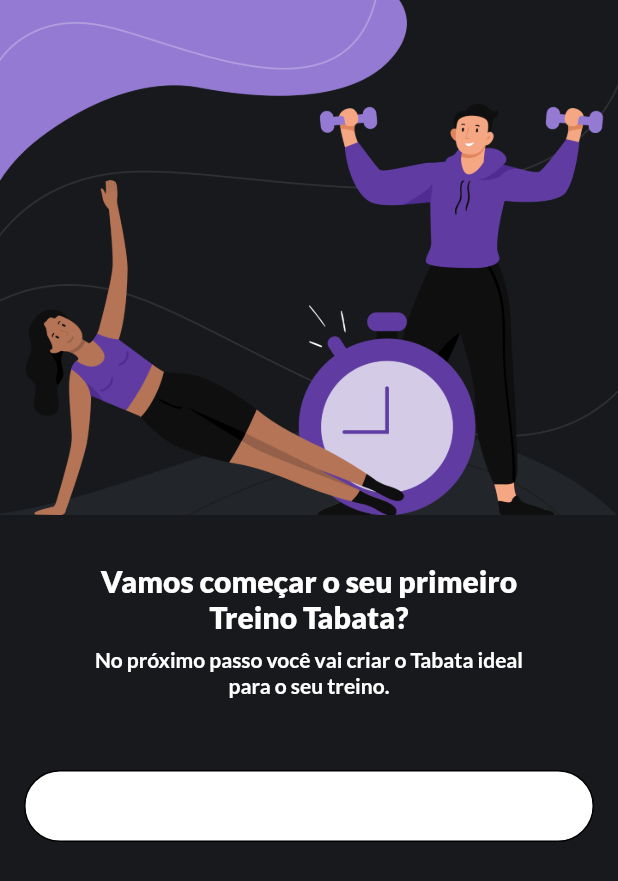
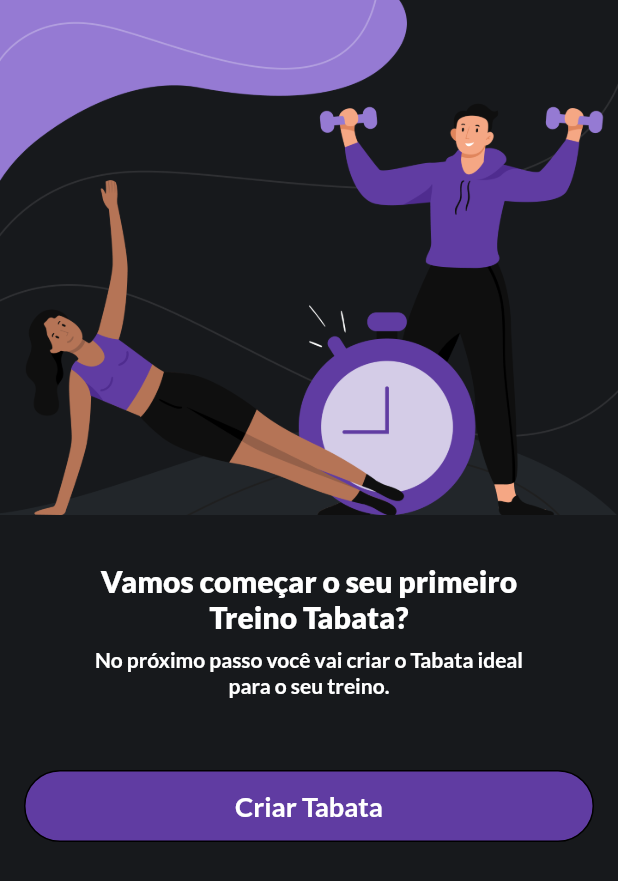
Before and after one commit to paulowalravendev/darth_vaders_tabata, a Flutter app: the screen it shows after launch, on a phone screen of 412 x 824 dp. Shown: the top 881 px of the screen. Run offline on Flutter 3.47's test engine with Material 2 defaults, Android fonts, the phone set to English and light mode, and no system bars; our stand-ins replace get, google_fonts, lottie.

Commit message:
fix color in default button widget

```diff
--- a/lib/app/widgets/default_button_widget.dart
+++ b/lib/app/widgets/default_button_widget.dart
@@ -15,7 +15,7 @@ class DefaultButtonWidget extends StatelessWidget {
       onTap: onTap,
       child: Container(
         decoration: BoxDecoration(
-            color: AppColors.defaultTextColors,
+            color: AppColors.defaultButtonBackground,
             border: Border.all(),
             borderRadius: BorderRadius.circular(24)),
         width: double.maxFinite,
```
